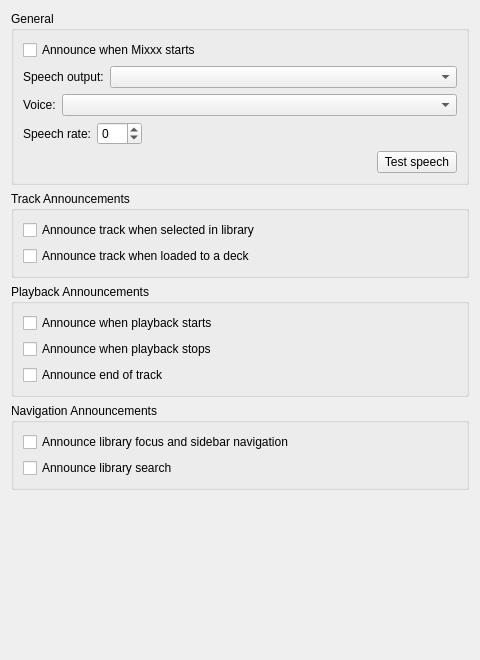
Old version of the form src/preferences/dialog/dlgprefaccessibilitydlg.ui in the repository XeTK/mixxx.
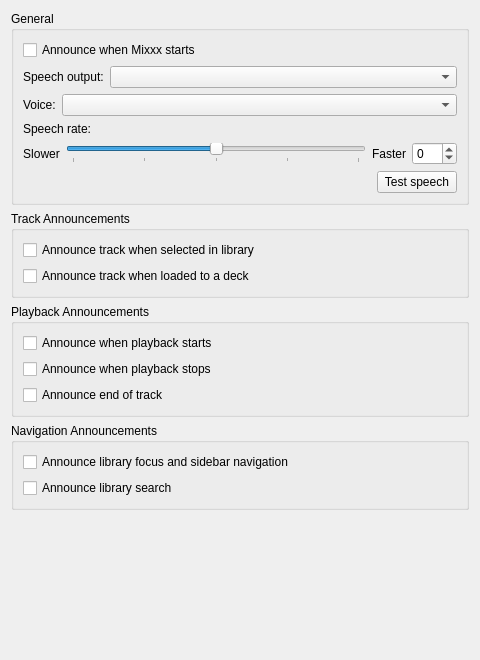
New version of the form.

Commit message:
feat(accessibility): add slider UI for speech rate control
Replace spinbox-only control with interactive slider showing "Slower" to "Faster" range.
Slider and spinbox values stay synchronized for flexible adjustment. Tick marks at ±5
intervals for quick reference.

Diff of the .ui file:
```diff
--- a/src/preferences/dialog/dlgprefaccessibilitydlg.ui
+++ b/src/preferences/dialog/dlgprefaccessibilitydlg.ui
@@ -85,45 +85,92 @@
        </layout>
       </item>
       <item>
-       <layout class="QHBoxLayout" name="horizontalLayoutRate">
+       <widget class="QLabel" name="labelRate">
+        <property name="text">
+         <string>Speech rate:</string>
+        </property>
+        <property name="toolTip">
+         <string>Adjust the speed of speech from slower to faster. 0 is the normal system rate.</string>
+        </property>
+       </widget>
+      </item>
+      <item>
+       <layout class="QHBoxLayout" name="horizontalLayoutRateSlider">
         <item>
-         <widget class="QLabel" name="labelRate">
+         <widget class="QLabel" name="labelRateSlower">
           <property name="text">
-           <string>Speech rate:</string>
+           <string>Slower</string>
           </property>
-          <property name="toolTip">
-           <string>Speed of speech, from -10 (slowest) to 10 (fastest). 0 is the normal system rate.</string>
+          <property name="alignment">
+           <set>Qt::AlignCenter</set>
           </property>
+          <property name="sizePolicy">
+           <sizepolicy hsizetype="Minimum" vsizetype="Preferred">
+            <horstretch>0</horstretch>
+            <verstretch>0</verstretch>
+           </sizepolicy>
+          </property>
          </widget>
         </item>
         <item>
-         <widget class="QSpinBox" name="spinBoxTtsRate">
+         <widget class="QSlider" name="sliderTtsRate">
           <property name="toolTip">
            <string>Speed of speech, from -10 (slowest) to 10 (fastest). 0 is the normal system rate.</string>
           </property>
-          <property name="minimum">
-           <number>-10</number>
-          </property>
-          <property name="maximum">
-           <number>10</number>
-          </property>
-          <property name="value">
-           <number>0</number>
-          </property>
-         </widget>
-        </item>
-        <item>
-         <spacer name="horizontalSpacerRate">
           <property name="orientation">
            <enum>Qt::Horizontal</enum>
           </property>
-          <property name="sizeHint" stdset="0">
-           <size>
-            <width>40</width>
-            <height>20</height>
-           </size>
+          <property name="minimum">
+           <number>-10</number>
           </property>
-         </spacer>
+          <property name="maximum">
+           <number>10</number>
+          </property>
+          <property name="value">
+           <number>0</number>
+          </property>
+          <property name="pageStep">
+           <number>1</number>
+          </property>
+          <property name="tickPosition">
+           <enum>QSlider::TicksBelow</enum>
+          </property>
+          <property name="tickInterval">
+           <number>5</number>
+          </property>
+         </widget>
+        </item>
+        <item>
+         <widget class="QLabel" name="labelRateFaster">
+          <property name="text">
+           <string>Faster</string>
+          </property>
+          <property name="alignment">
+           <set>Qt::AlignCenter</set>
+          </property>
+          <property name="sizePolicy">
+           <sizepolicy hsizetype="Minimum" vsizetype="Preferred">
+            <horstretch>0</horstretch>
+            <verstretch>0</verstretch>
+           </sizepolicy>
+          </property>
+         </widget>
+        </item>
+        <item>
+         <widget class="QSpinBox" name="spinBoxTtsRate">
+          <property name="toolTip">
+           <string>Current speech rate value. Use the slider to adjust.</string>
+          </property>
+          <property name="minimum">
+           <number>-10</number>
+          </property>
+          <property name="maximum">
+           <number>10</number>
+          </property>
+          <property name="value">
+           <number>0</number>
+          </property>
+         </widget>
         </item>
        </layout>
       </item>
```
Left out of the diff: 2 changed lines with no effect on the pictures. The commit also changes 1 other file.
